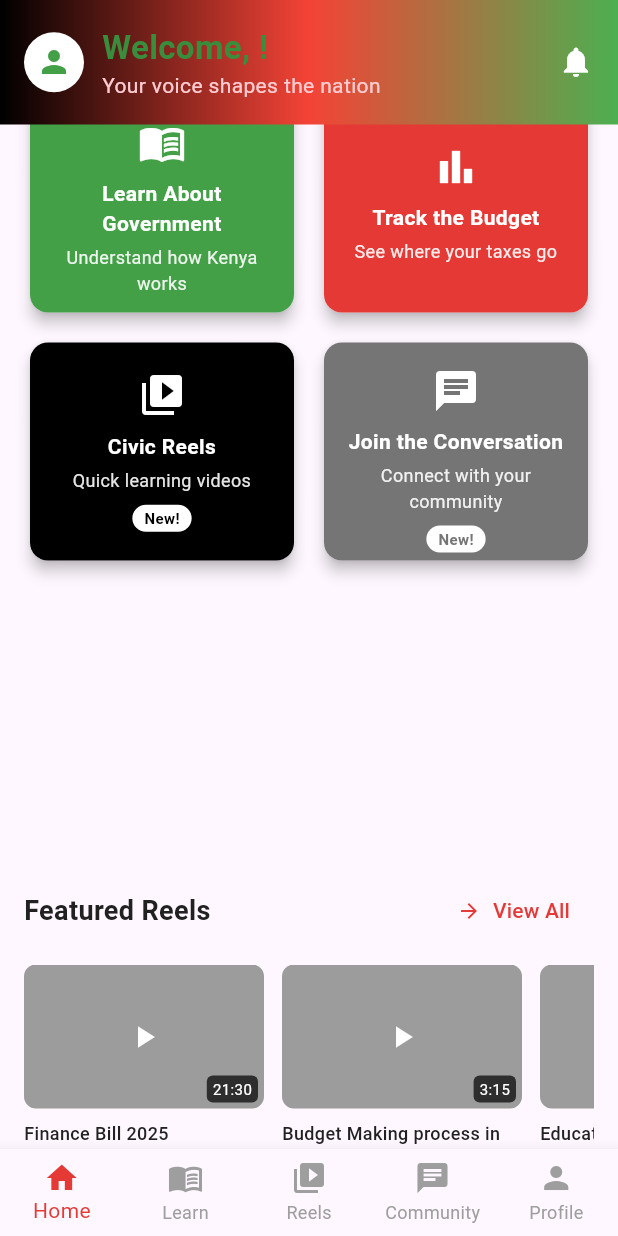
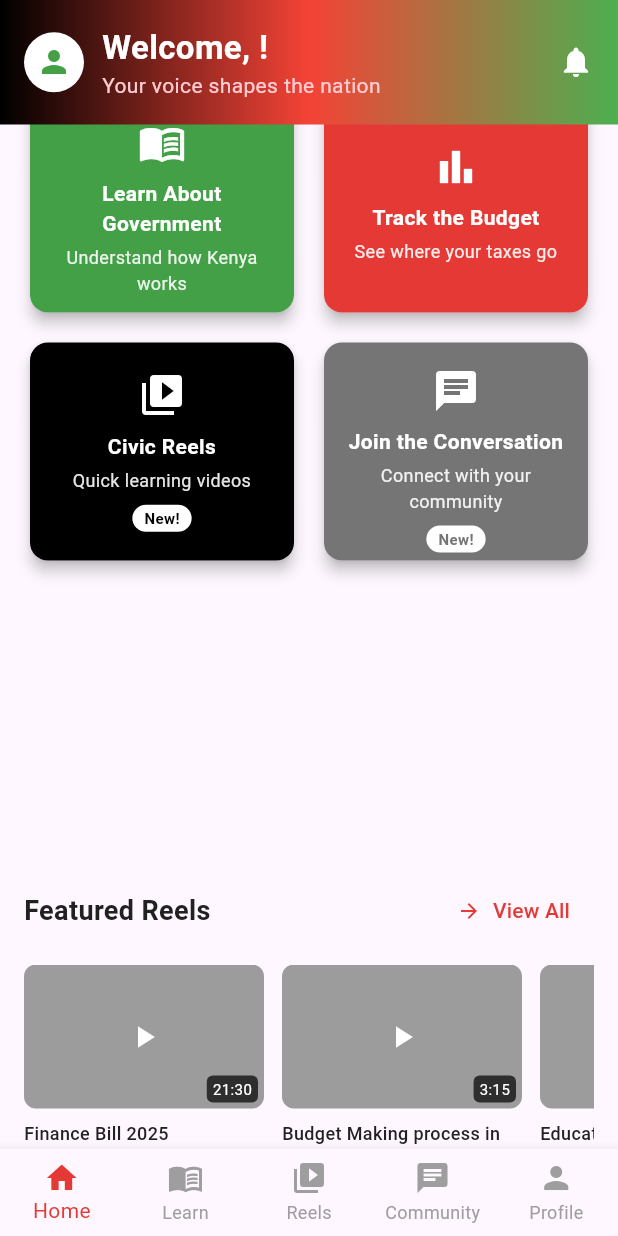
Before and after one commit to Jesseamukowa/Final-project-FahamuGov, a Flutter app: the HomeScreen screen opened directly, on a phone screen of 412 x 824 dp. Run offline on Flutter 3.47's test engine with Material 3 defaults, Android fonts, the phone set to English and light mode, and no system bars; our stand-ins replace cloud_firestore, firebase_auth, firebase_core, youtube_player_flutter; accounts and stored records are empty; Roboto replaces fonts that are missing (Poppins).

```diff
--- a/lib/screens/pages/home_page.dart
+++ b/lib/screens/pages/home_page.dart
@@ -430,7 +430,7 @@ class _HomeScreenState extends State<HomeScreen> {
           style: TextStyle(
             fontSize: 22,
             fontWeight: FontWeight.bold,
-            color: Colors.green[700],
+            color: Colors.white,
             fontFamily: 'Poppins',
           ),
         );
```
Also changed, not shown: lib/screens/pages/profile.dart (+17 -3 lines).
